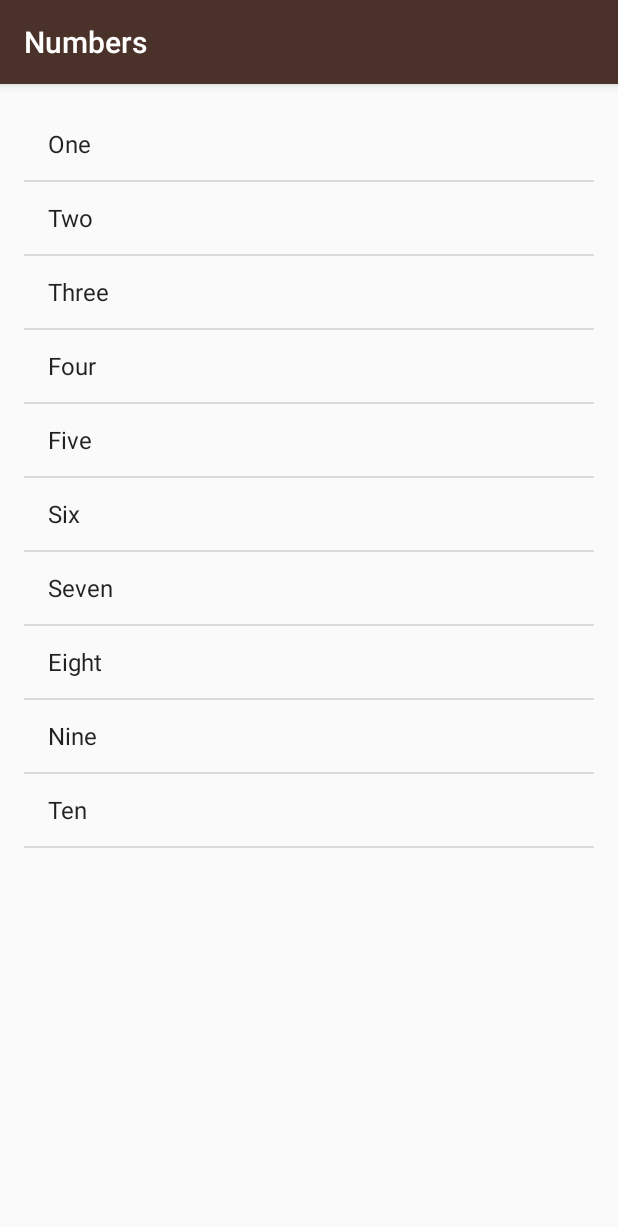
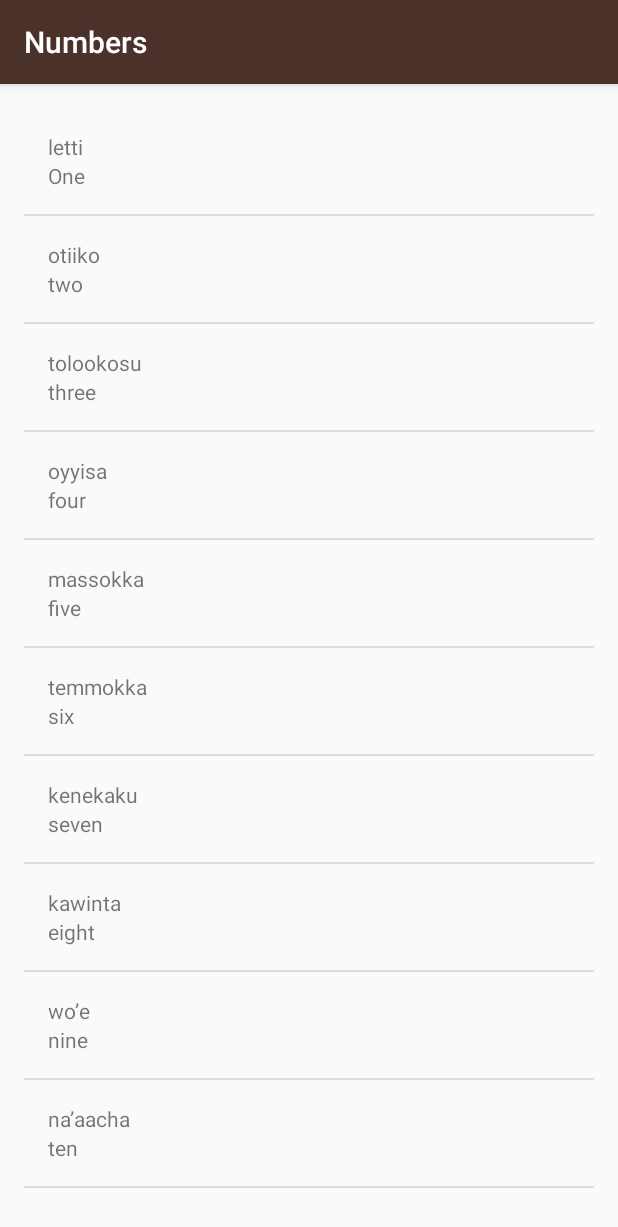
Before and after one commit to JuniiiSays/MiwokLanguageApp, an Android app: the NumbersActivity screen opened directly, with no data from a screen before it, on a phone screen of 412 x 824 dp. Shown: the top 1227 px of the screen. Run offline under Robolectric (Android 15) with nearby library versions, the phone set to English and light mode, and no system bars.

Commit message:
Custom adapter is implemented

```diff
--- a/app/src/main/java/com/example/android/miwok/NumbersActivity.java
+++ b/app/src/main/java/com/example/android/miwok/NumbersActivity.java
@@ -21,23 +21,26 @@ public class NumbersActivity extends AppCompatActivity {
         setContentView(R.layout.activity_numbers);
 
         //ArrayList of String for english words
-        ArrayList<String> words = new ArrayList<String>();
-        words.add("One");
-        words.add("Two");
-        words.add("Three");
-        words.add("Four");
-        words.add("Five");
-        words.add("Six");
-        words.add("Seven");
-        words.add("Eight");
-        words.add("Nine");
-        words.add("Ten");
+        ArrayList<Word> words = new ArrayList<Word>();
+        //First Method to add values
+        Word w = new Word("One", "letti");
+        words.add(w);
+        //Second Nethod to add words
+        words.add(new Word("two", "otiiko"));
+        words.add(new Word("three", "tolookosu"));
+        words.add(new Word("four", "oyyisa"));
+        words.add(new Word("five", "massokka"));
+        words.add(new Word("six", "temmokka"));
+        words.add(new Word("seven", "kenekaku"));
+        words.add(new Word("eight", "kawinta"));
+        words.add(new Word("nine", "wo’e"));
+        words.add(new Word("ten", "na’aacha"));
 
-        //Create an Array adapter
-        ArrayAdapter<String> itemAdapter = new ArrayAdapter<String>(this, android.R.layout.simple_list_item_1, words);
+        //Create an Array adapter from our WordAdpater
+        WordAdapter adapter = new WordAdapter(this, words);
         //Find ListView using it's id
         ListView listView = (ListView) findViewById(R.id.list);
         //Set adapter data into LIstView
-        listView.setAdapter(itemAdapter);
+        listView.setAdapter(adapter);
     }
 }
--- a/app/src/main/java/com/example/android/miwok/Word.java
+++ b/app/src/main/java/com/example/android/miwok/Word.java
@@ -12,11 +12,13 @@ class Word {
       mMiwokTranslation = miwokTranslation;
    }
 
+   public String getMiwokTranslation() {
+      return mMiwokTranslation;
+   }
+
    public String getDefaultTranslation() {
       return mDefaultTranslation;
    }
 
-   public String getMiwokTranslation() {
-      return mMiwokTranslation;
-   }
+
 }
--- /dev/null
+++ b/app/src/main/java/com/example/android/miwok/WordAdapter.java
@@ -0,0 +1,72 @@
+package com.example.android.miwok;
+
+import android.app.Activity;
+import android.content.Context;
+import android.view.LayoutInflater;
+import android.view.View;
+import android.view.ViewGroup;
+import android.widget.ArrayAdapter;
+import android.widget.TextView;
+
+import androidx.annotation.NonNull;
+import androidx.annotation.Nullable;
+
+import java.util.ArrayList;
+
+class WordAdapter extends ArrayAdapter<Word> {
+
+    /**
+     * This is our own custom constructor (it doesn't mirror a superclass constructor).
+     * The context is used to inflate the layout file, and the list is the data we want
+     * to populate into the lists.
+     *
+     * @param context        The current context. Used to inflate the layout file.
+     * @param words A List of Words objects to display in a list
+     */
+    public WordAdapter(Activity context, ArrayList<Word> words) {
+        // Here, we initialize the ArrayAdapter's internal storage for the context and the list.
+        // the second argument is used when the ArrayAdapter is populating a single TextView.
+        // Because this is a custom adapter for two TextViews and an ImageView, the adapter is not
+        // going to use this second argument, so it can be any value. Here, we used 0.
+        super(context, 0, words);
+    }
+
+    /**
+     * Provides a view for an AdapterView (ListView, GridView, etc.)
+     *
+     * @param position The position in the list of data that should be displayed in the
+     *                 list item view.
+     * @param convertView The recycled view to populate.
+     * @param parent The parent ViewGroup that is used for inflation.
+     * @return The View for the position in the AdapterView.
+     */
+    @Override
+    public View getView(int position, View convertView, ViewGroup parent) {
+        // Check if the existing view is being reused, otherwise inflate the view
+        View listItemView = convertView;
+        if (listItemView == null) {
+            listItemView = LayoutInflater.from(getContext()).inflate(
+                    R.layout.list_item, parent, false);
+
+        }
+
+        /**
+         * Get the {@link AndroidFlavor} object located at this position in the list
+         */
+        Word currentWord = getItem(position);
+
+        // Find the TextView in the list_item.xml layout with the ID version_name
+        TextView miwokTranslationTextView = (TextView) listItemView.findViewById(R.id.miwokWord);
+        // Get the version name from the current AndroidFlavor object and
+        // set this text on the name TextView
+        miwokTranslationTextView.setText(currentWord.getMiwokTranslation());
+
+        // Find the TextView in the list_item.xml layout with the ID version_number
+        TextView defaultTranslationTextView = (TextView) listItemView.findViewById(R.id.defaultWord);
+        // Get the version number from the current AndroidFlavor object and
+        // set this text on the number TextView
+        defaultTranslationTextView.setText(currentWord.getDefaultTranslation());
+
+        return listItemView;
+    }
+}
--- a/app/src/main/res/layout/list_item.xml
+++ b/app/src/main/res/layout/list_item.xml
@@ -12,7 +12,7 @@
         android:layout_height="wrap_content"
         android:text="letti"/>
     <TextView
-        android:id="@+id/englishWord"
+        android:id="@+id/defaultWord"
         android:layout_width="wrap_content"
         android:layout_height="wrap_content"
         android:text="One"/>
```
